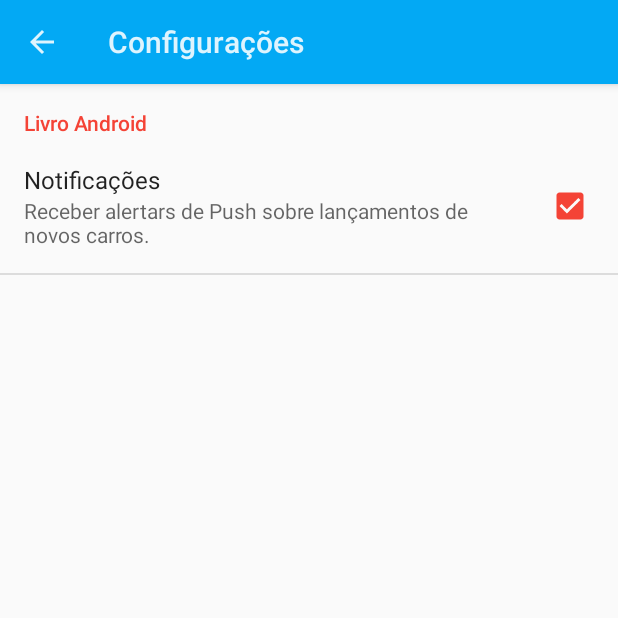
After one commit to guuilp/Carros, an Android app: the ConfiguracoesV11Activity screen opened directly, with no data from a screen before it, on a phone screen of 412 x 824 dp, the top half of it. The commit adds this screen. Run offline under Robolectric (Android 15) with nearby library versions, the phone set to English and light mode, and no system bars.

Commit message:
Incluindo SharedPreferences

```diff
--- /dev/null
+++ b/app/src/main/java/br/com/livroandroid/carros/activity/prefs/ConfiguracoesV11Activity.java
@@ -0,0 +1,33 @@
+package br.com.livroandroid.carros.activity.prefs;
+
+import android.annotation.TargetApi;
+import android.app.FragmentTransaction;
+import android.os.Build;
+import android.os.Bundle;
+
+import br.com.livroandroid.carros.R;
+
+/**
+ * Created by Guilherme on 17-Oct-15.
+ */
+@TargetApi(Build.VERSION_CODES.HONEYCOMB)
+public class ConfiguracoesV11Activity extends android.app.Activity {
+    @Override
+    protected void onCreate(Bundle savedInstanceState) {
+        super.onCreate(savedInstanceState);
+        getActionBar().setDisplayHomeAsUpEnabled(true);
+        // Adiciona o fragment de configurações
+        FragmentTransaction ft = getFragmentManager().beginTransaction();
+        ft.replace(android.R.id.content, new PrefsFragment());
+        ft.commit();
+    }
+
+    private class PrefsFragment extends android.preference.PreferenceFragment {
+        @Override
+        public void onCreate(Bundle savedInstanceState) {
+            super.onCreate(savedInstanceState);
+            //Carrega as configurações
+            addPreferencesFromResource(R.xml.preferences);
+        }
+    }
+}
--- a/app/src/main/java/br/com/livroandroid/carros/fragments/SiteLivroFragment.java
+++ b/app/src/main/java/br/com/livroandroid/carros/fragments/SiteLivroFragment.java
@@ -28,7 +28,7 @@ public class SiteLivroFragment extends BaseFragment{
         webview.loadUrl(URL_SOBRE);
 
         //Swipe to refresh
-         swipeRefreshLayout = (SwipeRefreshLayout) view.findViewById(R.id.swipeToRefresh);
+        swipeRefreshLayout = (SwipeRefreshLayout) view.findViewById(R.id.swipeToRefresh);
         swipeRefreshLayout.setOnRefreshListener(OnRefreshListener());
         swipeRefreshLayout.setColorSchemeResources(
                 R.color.refresh_progress_1,
--- a/app/src/main/res/values-v21/styles.xml
+++ b/app/src/main/res/values-v21/styles.xml
@@ -6,4 +6,12 @@
         <item name="android:windowDrawsSystemBarBackgrounds">true</item>
         <item name="android:statusBarColor">@color/primary_dark</item>
     </style>
+
+    <!-- Tema material para a tela de configurações -->
+    <style name="AppTheme.Material" parent="android:Theme.Material.Light.DarkActionBar" >
+        <!-- Cores -->
+        <item name="android:colorPrimary">@color/primary</item>
+        <item name="android:colorPrimaryDark">@color/primary_dark</item>
+        <item name="android:colorAccent">@color/accent</item>
+    </style>
 </resources>
--- /dev/null
+++ b/app/src/main/res/xml/preferences.xml
@@ -0,0 +1,11 @@
+<?xml version="1.0" encoding="utf-8"?>
+<PreferenceScreen
+    xmlns:android="http://schemas.android.com/apk/res/android">
+    <PreferenceCategory
+        android:title="Livro Android" >
+        <CheckBoxPreference
+            android:key="PREF_CHECK_PUSH"
+            android:summary="Receber alertars de Push sobre lançamentos de novos carros."
+            android:title="Notificações" />
+    </PreferenceCategory>
+</PreferenceScreen>
```
Also changed, not shown: app/src/main/AndroidManifest.xml (+19 -0 lines), app/src/main/java/br/com/livroandroid/carros/activity/MainActivity.java (+9 -1 lines), app/src/main/java/br/com/livroandroid/carros/activity/prefs/ConfiguracoesActivity.java (added, +18 -0 lines), app/src/main/java/br/com/livroandroid/carros/fragments/CarrosTabFragment.java (+7 -0 lines), 1 other file.
